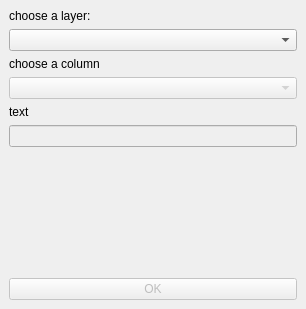
Before: the Qt Designer form api.ui in gospodarka-przestrzenna/taksonomia-wroclawska, drawn with Qt 5.
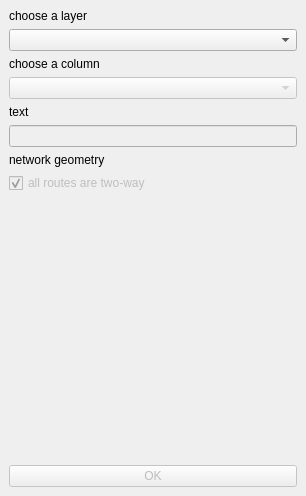
After: the same form once the commit is applied. Custom widgets are drawn as their Qt base class.

```diff
--- a/api.ui
+++ b/api.ui
@@ -7,7 +7,7 @@
     <x>0</x>
     <y>0</y>
     <width>306</width>
-    <height>309</height>
+    <height>496</height>
    </rect>
   </property>
   <property name="windowTitle">
@@ -20,7 +20,7 @@
       <item>
        <widget class="QLabel" name="cblayer_label">
         <property name="text">
-         <string>choose a layer:</string>
+         <string>choose a layer</string>
         </property>
        </widget>
       </item>
@@ -55,6 +55,26 @@
         </property>
        </widget>
       </item>
+      <item>
+       <widget class="QLabel" name="label">
+        <property name="text">
+         <string>network geometry</string>
+        </property>
+       </widget>
+      </item>
+      <item>
+       <widget class="QCheckBox" name="check_twoway">
+        <property name="enabled">
+         <bool>false</bool>
+        </property>
+        <property name="text">
+         <string>all routes are two-way</string>
+        </property>
+        <property name="checked">
+         <bool>true</bool>
+        </property>
+       </widget>
+      </item>
       <item>
        <spacer name="verticalSpacer">
         <property name="orientation">
```
